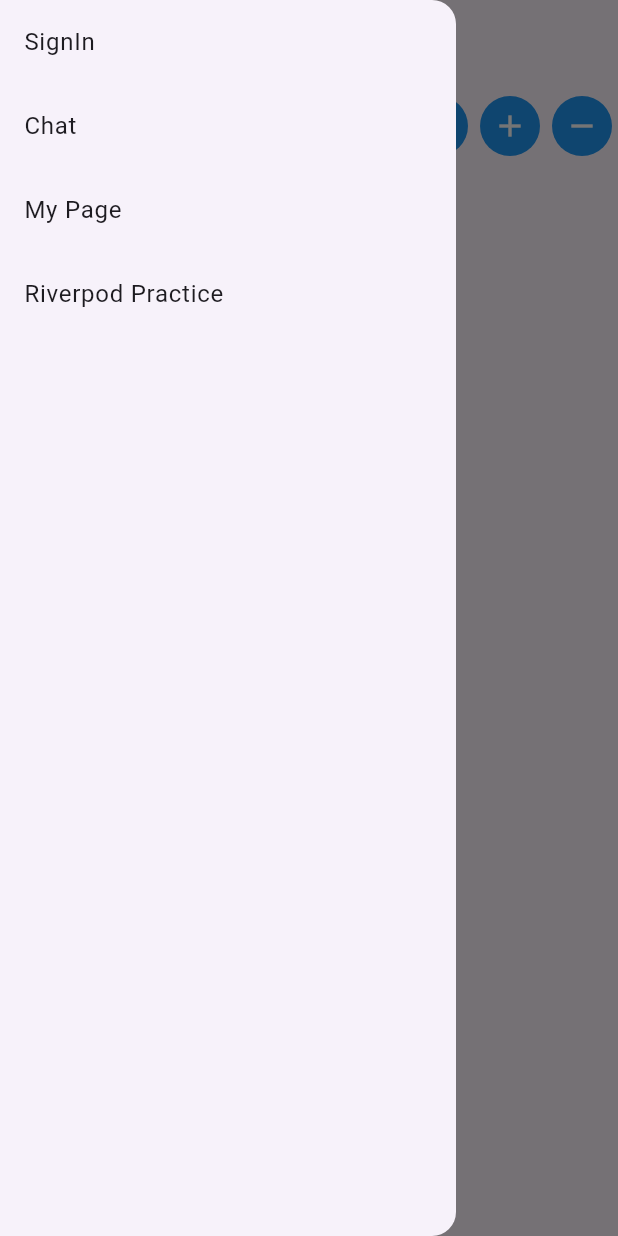
After one commit to TomiyamaSatoshi/flutter_chat, a Flutter app: the RiverpodPractice screen opened directly, with the side drawer open, on a phone screen of 412 x 824 dp. The commit adds this screen. Run offline on Flutter 3.47's test engine with Material 3 defaults, Android fonts, the phone set to English and light mode, and no system bars; our stand-ins replace cloud_firestore, firebase_auth, firebase_core, flutter_riverpod, google_sign_in, riverpod_annotation; accounts and stored records are empty; generated files the repository leaves out were written again; network calls fail.

Commit message:
ファイル構成の修正とカウンターアプリをRiverpodで作成

```diff
--- a/lib/my_page.dart
+++ b/lib/pages/my_page.dart
@@ -1,6 +1,7 @@
 import 'package:firebase_auth/firebase_auth.dart';
 import 'package:flutter/material.dart';
-import 'package:flutter_chat/main.dart';
+import 'package:flutter_chat/pages/sign_in.dart';
+import 'package:flutter_chat/widgets/common_drawer.dart';
 import 'package:google_sign_in/google_sign_in.dart';
 
 class MyPage extends StatelessWidget {
@@ -68,6 +69,7 @@ class MyPage extends StatelessWidget {
           ],
         ),
       ),
+      drawer: const CommonDrawer(),
     );
   }
 }
--- /dev/null
+++ b/lib/pages/riverpod_practice.dart
@@ -0,0 +1,28 @@
+import 'package:flutter/material.dart';
+import 'package:flutter_chat/widgets/common_drawer.dart';
+import 'package:flutter_chat/widgets/counter_widget.dart';
+import 'package:flutter_riverpod/flutter_riverpod.dart';
+
+class RiverpodPractice extends ConsumerWidget {
+  const RiverpodPractice({super.key});
+
+  @override
+  Widget build(BuildContext context, WidgetRef ref) {
+    return Scaffold(
+      appBar: AppBar(
+        title: const Text('Piverpod Practice'),
+      ),
+      drawer: const CommonDrawer(),
+      body: Center(
+        child: Expanded(
+          child: Column(
+            mainAxisAlignment: MainAxisAlignment.start,
+            children: [
+              CounterWidget(),
+            ],
+          ),
+        ),
+      ),
+    );
+  }
+}
--- /dev/null
+++ b/lib/widgets/common_drawer.dart
@@ -0,0 +1,65 @@
+import 'package:flutter/material.dart';
+import 'package:flutter_chat/pages/chat_page.dart';
+import 'package:flutter_chat/pages/my_page.dart';
+import 'package:flutter_chat/pages/riverpod_practice.dart';
+import 'package:flutter_chat/pages/sign_in.dart';
+
+class CommonDrawer extends StatelessWidget {
+  const CommonDrawer({super.key});
+
+  @override
+  Widget build(BuildContext context) {
+    return Drawer(
+      child: ListView(
+        children: [
+          ListTile(
+            title: const Text('SignIn'),
+            onTap: () {
+              Navigator.of(context).pushAndRemoveUntil(MaterialPageRoute(
+                builder: (context) {
+                  return const SignInPage();
+                },
+              ), (route) => false);
+            },
+          ),
+          ListTile(
+            title: const Text('Chat'),
+            onTap: () {
+              Navigator.of(context).push(
+                MaterialPageRoute(
+                  builder: (context) {
+                    return const ChatPage();
+                  },
+                ),
+              );
+            },
+          ),
+          ListTile(
+            title: const Text('My Page'),
+            onTap: () {
+              Navigator.of(context).push(
+                MaterialPageRoute(
+                  builder: (context) {
+                    return const MyPage();
+                  },
+                ),
+              );
+            },
+          ),
+          ListTile(
+            title: const Text('Riverpod Practice'),
+            onTap: () {
+              Navigator.of(context).push(
+                MaterialPageRoute(
+                  builder: (context) {
+                    return RiverpodPractice();
+                  },
+                ),
+              );
+            },
+          ),
+        ],
+      ),
+    );
+  }
+}
--- /dev/null
+++ b/lib/widgets/counter_widget.dart
@@ -0,0 +1,54 @@
+import 'package:flutter/material.dart';
+import 'package:flutter_chat/providers/counter.dart';
+import 'package:flutter_riverpod/flutter_riverpod.dart';
+
+class CounterWidget extends ConsumerWidget {
+  @override
+  Widget build(BuildContext context, WidgetRef ref) {
+    int state = ref.watch(counterProvider);
+
+    return Row(
+      mainAxisAlignment: MainAxisAlignment.spaceBetween,
+      children: [
+        Padding(
+          padding: const EdgeInsets.all(10.0),
+          child: Text(
+            '$state',
+            style: Theme.of(context).textTheme.headlineMedium,
+          ),
+        ),
+        Row(
+          children: [
+            IconButton(
+              onPressed: () {
+                final notifier = ref.read(counterProvider.notifier);
+                notifier.resetCounter();
+              },
+              icon: const Icon(Icons.exposure_zero),
+              style: IconButton.styleFrom(
+                  backgroundColor: Colors.blue, foregroundColor: Colors.white),
+            ),
+            IconButton(
+              onPressed: () {
+                final notifier = ref.read(counterProvider.notifier);
+                notifier.incrementCounter();
+              },
+              icon: const Icon(Icons.add),
+              style: IconButton.styleFrom(
+                  backgroundColor: Colors.blue, foregroundColor: Colors.white),
+            ),
+            IconButton(
+              onPressed: () {
+                final notifier = ref.read(counterProvider.notifier);
+                notifier.decrementCounter();
+              },
+              icon: const Icon(Icons.remove),
+              style: IconButton.styleFrom(
+                  backgroundColor: Colors.blue, foregroundColor: Colors.white),
+            ),
+          ],
+        )
+      ],
+    );
+  }
+}
--- a/pubspec.yaml
+++ b/pubspec.yaml
@@ -40,10 +40,14 @@ dependencies:
   google_sign_in: ^6.2.2
   cloud_firestore: ^5.5.0
   intl: ^0.20.1
+  flutter_riverpod: ^2.6.1
+  riverpod_annotation:
 
 dev_dependencies:
   flutter_test:
     sdk: flutter
+  build_runner:
+  riverpod_generator:
 
   # The "flutter_lints" package below contains a set of recommended lints to
   # encourage good coding practices. The lint set provided by the package is
```
Also changed, not shown: lib/main.dart (+8 -55 lines), lib/pages/chat_page.dart (renamed from lib/chat_page.dart, +5 -108 lines), lib/pages/sign_in.dart (added, +58 -0 lines), lib/providers/counter.dart (added, +23 -0 lines), lib/widgets/post_widget.dart (added, +114 -0 lines), lib/models/post.dart (renamed from lib/post.dart), lib/providers/counter.g.dart (added), pubspec.lock, 1 other file.
